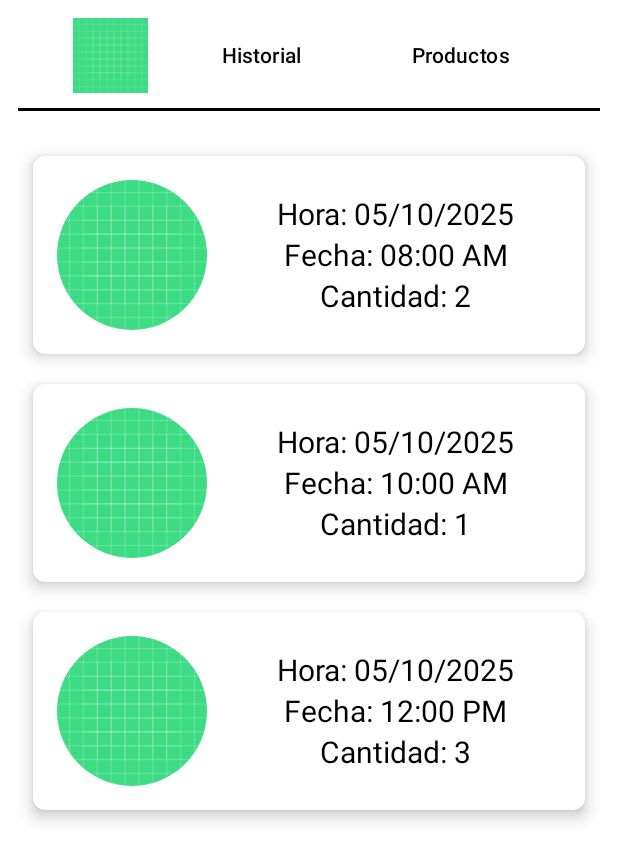
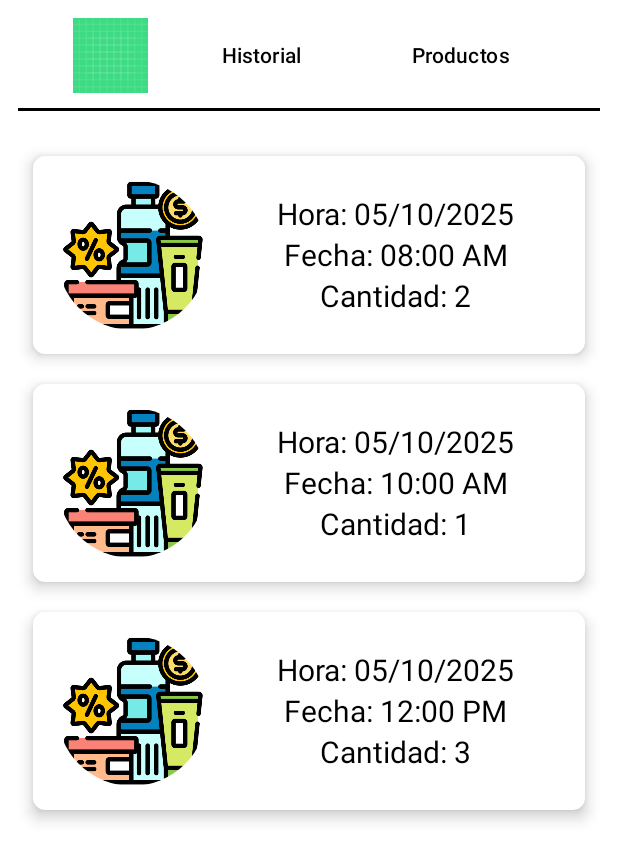
Before and after one commit to oscarRodriguez13/GestionPedidosApp, an Android app: the HomeAdminActivity screen opened directly, with no data from a screen before it, on a phone screen of 412 x 824 dp. Shown: the top 861 px of the screen. Run offline under Robolectric (Android 15) with nearby library versions, the phone set to English and light mode, and no system bars; our stand-ins replace CircleImageView.

Commit message:
Creación Recycler Views

```diff
--- a/app/src/main/res/layout/order_adapter.xml
+++ b/app/src/main/res/layout/order_adapter.xml
@@ -19,7 +19,7 @@
             android:id="@+id/profile_image"
             android:layout_width="100dp"
             android:layout_height="100dp"
-            android:src="@drawable/ic_launcher_background" />
+            android:src="@drawable/products" />
 
         <LinearLayout
             android:layout_width="0dp"
```
Also changed, not shown: app/src/main/res/drawable/products.png (added).
